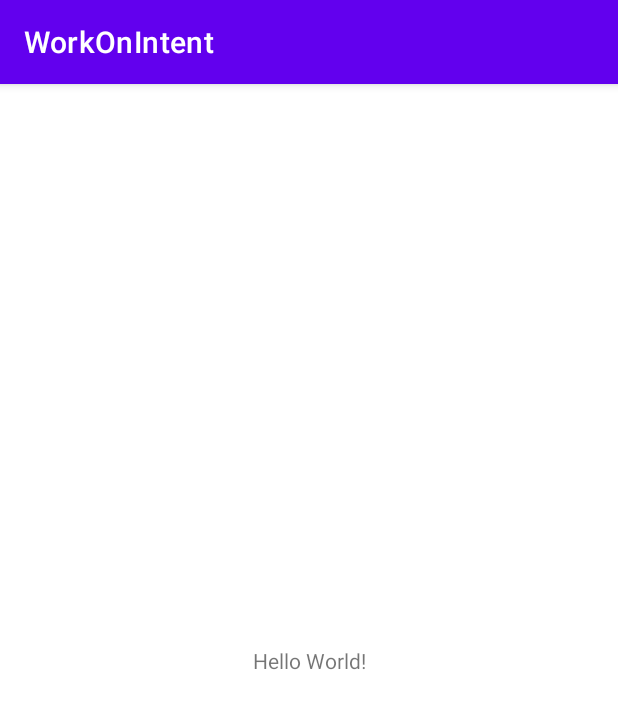
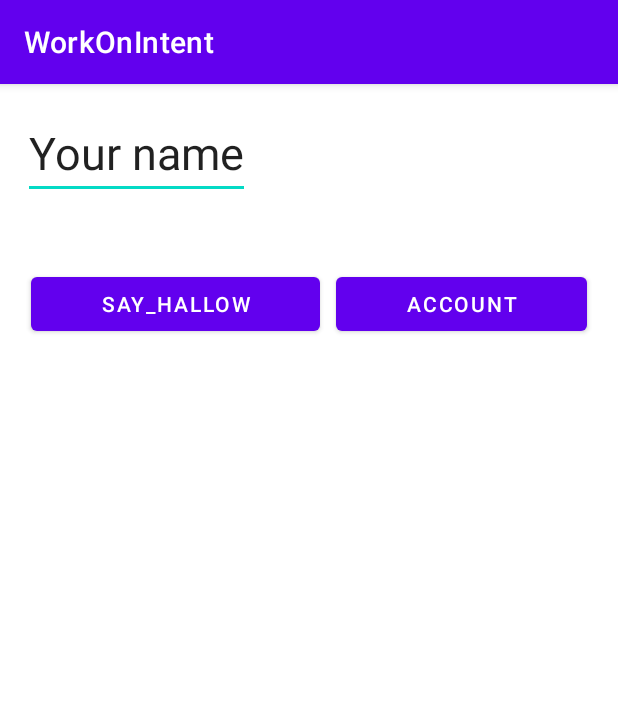
Before and after one commit to dim-idium/WorkOnIntents, an Android app: the screen it shows after launch (MainActivity), on a phone screen of 412 x 824 dp. Shown: the top 709 px of the screen. Run offline under Robolectric (Android 15) with nearby library versions, the phone set to English and light mode, and no system bars.

Commit message:
criate activity

```diff
--- a/app/src/main/java/com/dimidium/workonintent/MainActivity.java
+++ b/app/src/main/java/com/dimidium/workonintent/MainActivity.java
@@ -10,5 +10,9 @@ public class MainActivity extends AppCompatActivity {
     protected void onCreate(Bundle savedInstanceState) {
         super.onCreate(savedInstanceState);
         setContentView(R.layout.activity_main);
+
+
+
+
     }
 }
--- a/app/src/main/res/layout/activity_main.xml
+++ b/app/src/main/res/layout/activity_main.xml
@@ -1,18 +1,59 @@
 <?xml version="1.0" encoding="utf-8"?>
-<androidx.constraintlayout.widget.ConstraintLayout xmlns:android="http://schemas.android.com/apk/res/android"
-    xmlns:app="http://schemas.android.com/apk/res-auto"
+<LinearLayout xmlns:android="http://schemas.android.com/apk/res/android"
     xmlns:tools="http://schemas.android.com/tools"
     android:layout_width="match_parent"
     android:layout_height="match_parent"
-    tools:context=".MainActivity">
+    android:orientation="vertical"
+    android:padding="15dp"
+    tools:ignore="ExtraText">
 
-    <TextView
-        android:layout_width="wrap_content"
+    <LinearLayout
+        android:layout_width="match_parent"
         android:layout_height="wrap_content"
-        android:text="Hello World!"
-        app:layout_constraintBottom_toBottomOf="parent"
-        app:layout_constraintLeft_toLeftOf="parent"
-        app:layout_constraintRight_toRightOf="parent"
-        app:layout_constraintTop_toTopOf="parent" />
+        android:orientation="vertical">
 
-</androidx.constraintlayout.widget.ConstraintLayout>
+        <EditText
+            android:id="@+id/display_in"
+            android:layout_width="wrap_content"
+            android:layout_height="wrap_content"
+            android:text="@string/your_name"
+            android:textSize="@dimen/t_size"
+            tools:ignore="SpUsage">
+        </EditText>
+
+         <TextView
+            android:id="@+id/displayResult"
+            android:layout_width="match_parent"
+            android:layout_height="0dp"
+            android:layout_weight="1"
+            android:textSize="@dimen/t_size"
+             tools:ignore="SpUsage" />
+
+        </LinearLayout>
+
+    //Первый ряд клавиатуры
+
+
+    <LinearLayout
+        android:layout_width="match_parent"
+        android:layout_height="wrap_content">
+
+        <Button
+            android:id="@+id/buttonSayHallow"
+            android:layout_width="wrap_content"
+            android:layout_height="wrap_content"
+            android:layout_margin="5dp"
+            android:layout_weight="1"
+            android:text="@string/say_hallow" />
+
+        <Button
+            android:id="@+id/buttonAccount"
+            android:layout_width="wrap_content"
+            android:layout_height="wrap_content"
+            android:layout_margin="5dp"
+            android:layout_weight="1"
+            android:text="@string/account" />
+
+
+    </LinearLayout>
+</LinearLayout>
--- /dev/null
+++ b/app/src/main/res/values/dimens.xml
@@ -0,0 +1,4 @@
+<?xml version="1.0" encoding="utf-8"?>
+<resources>
+    <dimen name="t_size">30dp</dimen>
+</resources>
--- a/app/src/main/res/values/strings.xml
+++ b/app/src/main/res/values/strings.xml
@@ -1,3 +1,6 @@
 <resources>
     <string name="app_name">WorkOnIntent</string>
+    <string name="say_hallow">Say_Hallow</string>
+    <string name="account">Account</string>
+    <string name="your_name">Your name</string>
 </resources>
```
